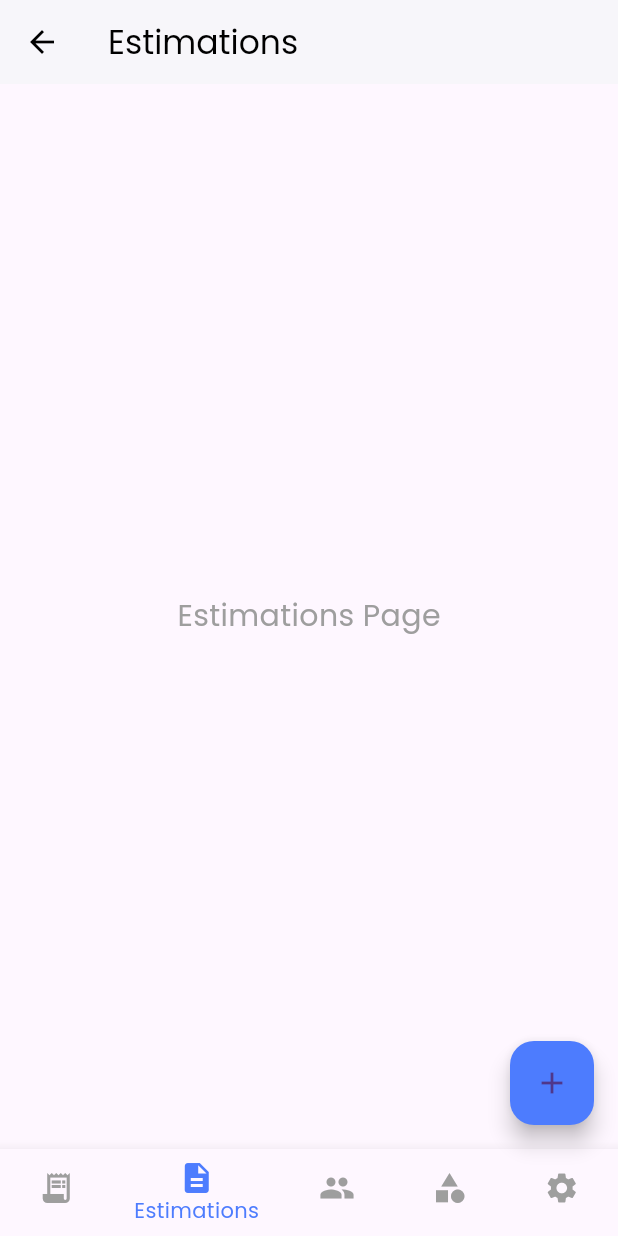
After one commit to kavi17498/Billora_Invoice_App, a Flutter app: the UserDashboard screen opened by its route, item 2 of the bottom bar chosen, after a tap on the "add" icon, on a phone screen of 412 x 824 dp. The commit adds this screen. Run offline on Flutter 3.47's test engine with Material 3 defaults, Android fonts, the phone set to English and light mode, and no system bars; our stand-ins replace google_fonts, lottie.

Commit message:
all the basic pages and bottom navbar and floating button are done

```diff
--- a/lib/main.dart
+++ b/lib/main.dart
@@ -29,7 +29,7 @@ class Myapp extends StatelessWidget {
         "/businessName": (context) => const Businessname(),
         "/uploadlogo": (context) => const UploadLogoScreen(),
         "/companyinfo": (context) => const CompleteProfileScreen(),
-        "/dashboard": (context) => const Userdashboard(),
+        "/dashboard": (context) => const UserDashboard(),
       },
     );
   }
--- /dev/null
+++ b/lib/screens/Invoicespage.dart
@@ -0,0 +1,19 @@
+import 'package:flutter/material.dart';
+
+class Invoicespage extends StatefulWidget {
+  const Invoicespage({super.key});
+
+  @override
+  State<Invoicespage> createState() => _InvoicespageState();
+}
+
+class _InvoicespageState extends State<Invoicespage> {
+  @override
+  Widget build(BuildContext context) {
+    return Center(
+        child: Text(
+      "Invoices Page",
+      style: TextStyle(fontSize: 20, color: Colors.grey),
+    ));
+  }
+}
--- /dev/null
+++ b/lib/screens/estimations.dart
@@ -0,0 +1,15 @@
+import 'package:flutter/material.dart';
+
+class EstimationsPage extends StatelessWidget {
+  const EstimationsPage({super.key});
+
+  @override
+  Widget build(BuildContext context) {
+    return const Center(
+      child: Text(
+        "Estimations Page",
+        style: TextStyle(fontSize: 20, color: Colors.grey),
+      ),
+    );
+  }
+}
--- a/lib/screens/userdashboard.dart
+++ b/lib/screens/userdashboard.dart
@@ -1,38 +1,75 @@
 import 'package:flutter/material.dart';
+import 'package:invoiceapp/screens/Invoicespage.dart';
+import 'package:invoiceapp/screens/clientspage.dart';
+import 'package:invoiceapp/screens/estimations.dart';
+import 'package:invoiceapp/screens/itemspage.dart';
+import 'package:invoiceapp/screens/settings.dart';
 
-class Userdashboard extends StatefulWidget {
-  const Userdashboard({super.key});
+class UserDashboard extends StatefulWidget {
+  const UserDashboard({super.key});
 
   @override
-  State<Userdashboard> createState() => _UserdashboardState();
+  State<UserDashboard> createState() => _UserDashboardState();
 }
 
-class _UserdashboardState extends State<Userdashboard> {
+class _UserDashboardState extends State<UserDashboard> {
+  int _selectedIndex = 0;
+
+  final List<Widget> _pages = const [
+    Invoicespage(),
+    EstimationsPage(),
+    ClientsPage(),
+    ItemsPage(),
+    SettingsPage(),
+  ];
+
+  final List<String> _titles = const [
+    "Invoices",
+    "Estimations",
+    "Clients",
+    "Items",
+    "Settings",
+  ];
+
+  void _onItemTapped(int index) {
+    setState(() {
+      _selectedIndex = index;
+    });
+  }
+
   @override
   Widget build(BuildContext context) {
     return Scaffold(
       appBar: AppBar(
-        title: const Text("User Dashboard"),
-        centerTitle: true,
-        backgroundColor: Colors.blue,
+        title: Text(_titles[_selectedIndex]),
+        backgroundColor: Colors.white,
+        foregroundColor: Colors.black,
+        elevation: 1,
       ),
-      body: Center(
-        child: Column(
-          mainAxisAlignment: MainAxisAlignment.center,
-          children: [
-            const Text(
-              "Welcome to the User Dashboard",
-              style: TextStyle(fontSize: 24),
-            ),
-            const SizedBox(height: 20),
-            ElevatedButton(
-              onPressed: () {
-                // Add your button action here
-              },
-              child: const Text("Go to Profile"),
-            ),
-          ],
-        ),
+      body: _pages[_selectedIndex],
+      floatingActionButton: FloatingActionButton(
+        onPressed: () {
+          // Add invoice or other action
+        },
+        backgroundColor: const Color(0xFF4D7CFE),
+        child: const Icon(Icons.add),
+      ),
+      floatingActionButtonLocation: FloatingActionButtonLocation.endFloat,
+      bottomNavigationBar: BottomNavigationBar(
+        currentIndex: _selectedIndex,
+        onTap: _onItemTapped,
+        selectedItemColor: const Color(0xFF4D7CFE),
+        unselectedItemColor: Colors.grey,
+        items: const [
+          BottomNavigationBarItem(
+              icon: Icon(Icons.receipt_long), label: 'Invoices'),
+          BottomNavigationBarItem(
+              icon: Icon(Icons.description), label: 'Estimations'),
+          BottomNavigationBarItem(icon: Icon(Icons.people), label: 'Clients'),
+          BottomNavigationBarItem(icon: Icon(Icons.category), label: 'Items'),
+          BottomNavigationBarItem(
+              icon: Icon(Icons.settings), label: 'Settings'),
+        ],
       ),
     );
   }
```
Also changed, not shown: lib/components/bottom_nav_bar.dart (added, +28 -0 lines), lib/screens/clientspage.dart (added, +15 -0 lines), lib/screens/itemspage.dart (added, +15 -0 lines), lib/screens/settings.dart (added, +15 -0 lines).
